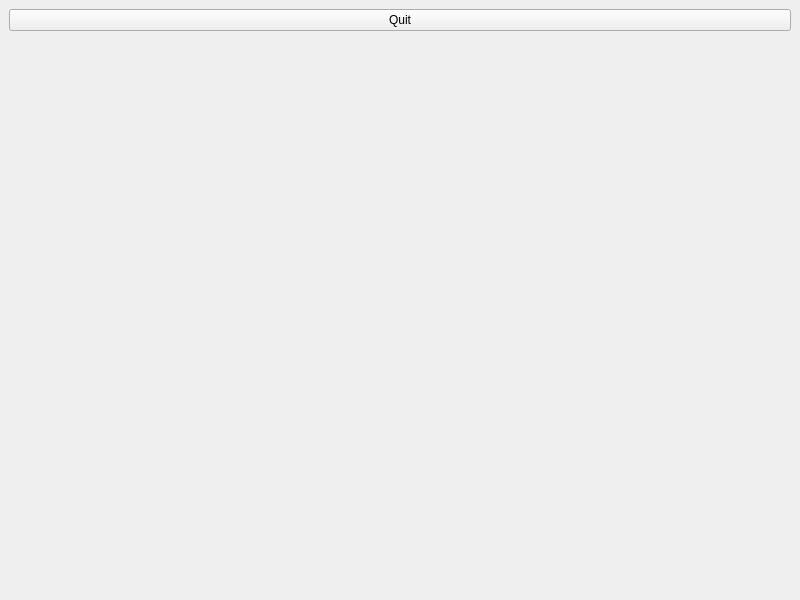
First picture: the form in mainwindow.ui, repository baptistegasser/Bibliotheque_Photo, before the edit.
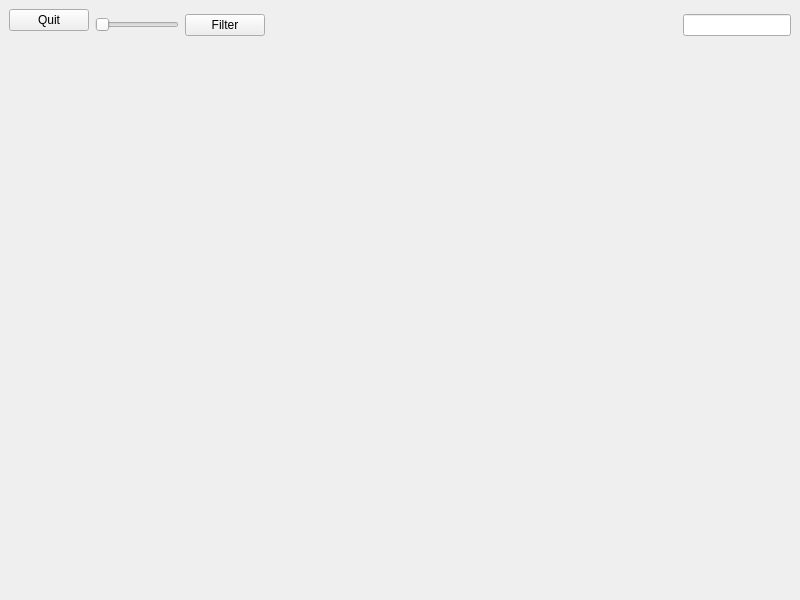
Second picture: the form after the edit. The open tabs and pages were chosen to show the change.

What changed in the file:
```diff
--- a/mainwindow.ui
+++ b/mainwindow.ui
@@ -16,17 +16,133 @@
   <widget class="QWidget" name="centralwidget">
    <layout class="QVBoxLayout" name="verticalLayout_2">
     <item>
-     <widget class="QPushButton" name="btn_quit">
-      <property name="text">
-       <string>Quit</string>
+     <layout class="QHBoxLayout" name="horizontalLayout">
+      <property name="bottomMargin">
+       <number>0</number>
       </property>
-     </widget>
-    </item>
-    <item>
-     <widget class="QStackedWidget" name="_my_stack">
-      <widget class="QWidget" name="page"/>
-      <widget class="QWidget" name="page_2"/>
-     </widget>
+      <item>
+       <layout class="QVBoxLayout" name="verticalLayout_4">
+        <item>
+         <widget class="QPushButton" name="btn_quit">
+          <property name="enabled">
+           <bool>true</bool>
+          </property>
+          <property name="sizePolicy">
+           <sizepolicy hsizetype="Fixed" vsizetype="Fixed">
+            <horstretch>0</horstretch>
+            <verstretch>0</verstretch>
+           </sizepolicy>
+          </property>
+          <property name="mouseTracking">
+           <bool>false</bool>
+          </property>
+          <property name="text">
+           <string>Quit</string>
+          </property>
+         </widget>
+        </item>
+        <item>
+         <spacer name="verticalSpacer_2">
+          <property name="orientation">
+           <enum>Qt::Vertical</enum>
+          </property>
+          <property name="sizeType">
+           <enum>QSizePolicy::Expanding</enum>
+          </property>
+          <property name="sizeHint" stdset="0">
+           <size>
+            <width>20</width>
+            <height>510</height>
+           </size>
+          </property>
+         </spacer>
+        </item>
+       </layout>
+      </item>
+      <item>
+       <layout class="QVBoxLayout" name="verticalLayout">
+        <item>
+         <spacer name="verticalSpacer">
+          <property name="orientation">
+           <enum>Qt::Vertical</enum>
+          </property>
+          <property name="sizeType">
+           <enum>QSizePolicy::Fixed</enum>
+          </property>
+          <property name="sizeHint" stdset="0">
+           <size>
+            <width>20</width>
+            <height>5</height>
+           </size>
+          </property>
+         </spacer>
+        </item>
+        <item>
+         <layout class="QVBoxLayout" name="verticalLayout_3">
+          <item>
+           <layout class="QHBoxLayout" name="horizontalLayout_2">
+            <property name="bottomMargin">
+             <number>20</number>
+            </property>
+            <item>
+             <widget class="QSlider" name="horizontalSlider">
+              <property name="sizePolicy">
+               <sizepolicy hsizetype="Fixed" vsizetype="Fixed">
+                <horstretch>0</horstretch>
+                <verstretch>0</verstretch>
+               </sizepolicy>
+              </property>
+              <property name="orientation">
+               <enum>Qt::Horizontal</enum>
+              </property>
+             </widget>
+            </item>
+            <item>
+             <widget class="QPushButton" name="Filter">
+              <property name="text">
+               <string>Filter</string>
+              </property>
+             </widget>
+            </item>
+            <item>
+             <spacer name="horizontalSpacer">
+              <property name="orientation">
+               <enum>Qt::Horizontal</enum>
+              </property>
+              <property name="sizeHint" stdset="0">
+               <size>
+                <width>40</width>
+                <height>20</height>
+               </size>
+              </property>
+             </spacer>
+            </item>
+            <item>
+             <widget class="QLineEdit" name="lineEdit">
+              <property name="sizePolicy">
+               <sizepolicy hsizetype="Fixed" vsizetype="Fixed">
+                <horstretch>0</horstretch>
+                <verstretch>0</verstretch>
+               </sizepolicy>
+              </property>
+             </widget>
+            </item>
+           </layout>
+          </item>
+         </layout>
+        </item>
+        <item>
+         <widget class="QStackedWidget" name="_my_stack">
+          <property name="currentIndex">
+           <number>1</number>
+          </property>
+          <widget class="QWidget" name="page"/>
+          <widget class="QWidget" name="page_2"/>
+         </widget>
+        </item>
+       </layout>
+      </item>
+     </layout>
     </item>
    </layout>
   </widget>
```
